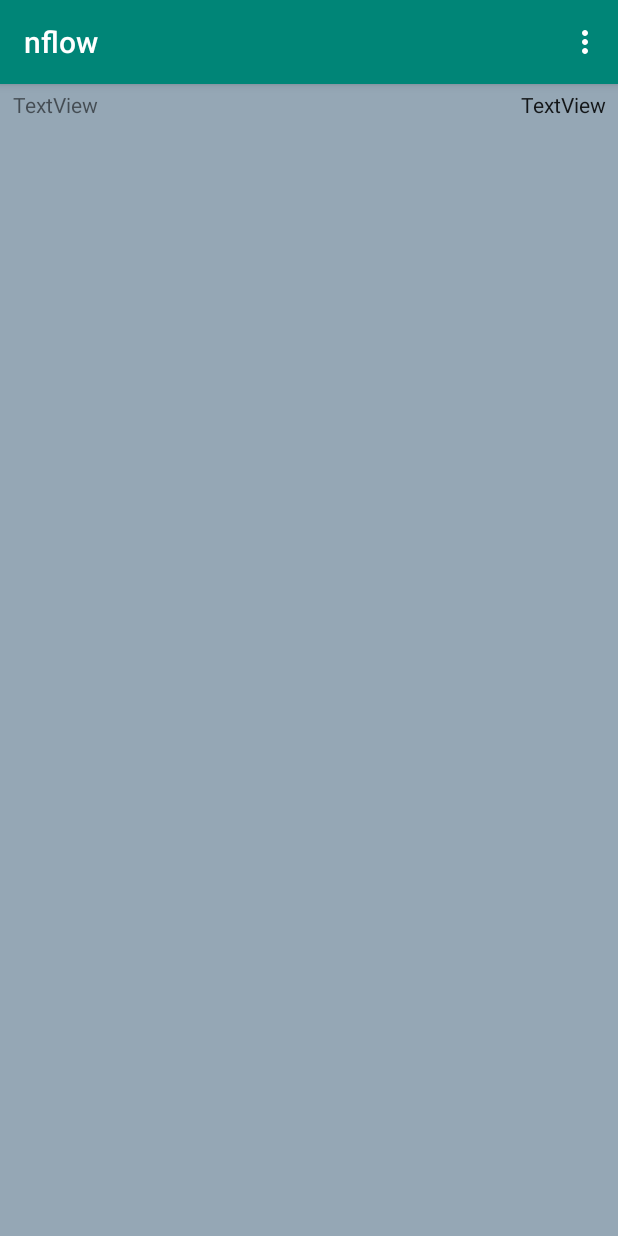
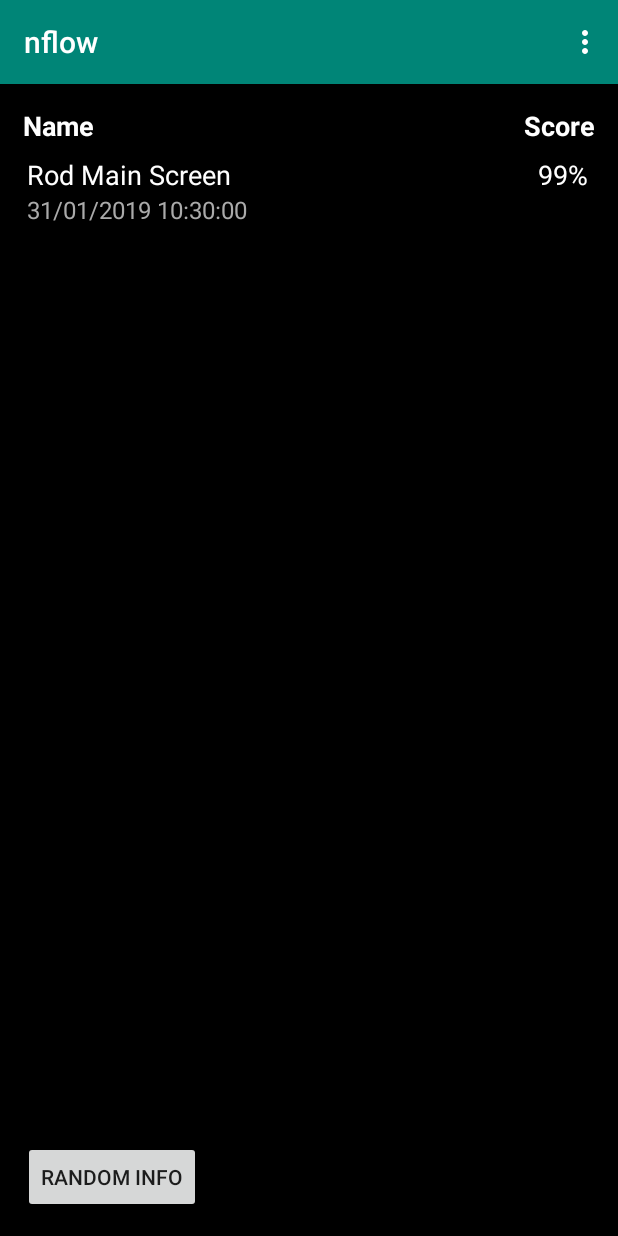
Before and after one commit to RodjFlores/Neuroflow, an Android app: the screen it shows after launch (MainActivity), on a phone screen of 412 x 824 dp. Run offline under Robolectric (Android 15) with nearby library versions, the phone set to English and light mode, and no system bars.

Commit message:
finished random

```diff
--- a/app/build.gradle
+++ b/app/build.gradle
@@ -4,7 +4,7 @@ android {
     compileSdkVersion 28
     defaultConfig {
         applicationId "com.example.nflow"
-        minSdkVersion 15
+        minSdkVersion 24
         targetSdkVersion 28
         versionCode 1
         versionName "1.0"
@@ -26,4 +26,5 @@ dependencies {
     testImplementation 'junit:junit:4.12'
     androidTestImplementation 'com.android.support.test:runner:1.0.2'
     androidTestImplementation 'com.android.support.test.espresso:espresso-core:3.0.2'
+    implementation 'com.android.support:recyclerview-v7:28.0.0'
 }
--- a/app/src/main/AndroidManifest.xml
+++ b/app/src/main/AndroidManifest.xml
@@ -2,6 +2,7 @@
 <manifest xmlns:android="http://schemas.android.com/apk/res/android"
 package="com.example.nflow">
 
+    <uses-permission android:name="android.permission.INTERNET"/>
 <application
     android:allowBackup="true"
     android:icon="@mipmap/ic_launcher"
--- /dev/null
+++ b/app/src/main/java/com/example/nflow/Info.java
@@ -0,0 +1,23 @@
+package com.example.nflow;
+
+
+import android.icu.text.DateFormat;
+import android.icu.text.SimpleDateFormat;
+import java.util.Date;
+
+public class Info extends MainActivity {
+    String name;
+    String score;
+    String date;
+
+
+    Info(String n, int s, long d){
+        this.name = n;
+        this.score = Integer.toString(s);
+
+        DateFormat simple = new SimpleDateFormat("dd/MM/yyyy HH:mm:ss");
+        Date result = new Date(d);
+
+        this.date = simple.format(result);
+    }
+}
--- a/app/src/main/java/com/example/nflow/MainActivity.java
+++ b/app/src/main/java/com/example/nflow/MainActivity.java
@@ -4,12 +4,27 @@ import android.os.Bundle;
 import android.support.design.widget.FloatingActionButton;
 import android.support.design.widget.Snackbar;
 import android.support.v7.app.AppCompatActivity;
+import android.support.v7.widget.LinearLayoutManager;
+import android.support.v7.widget.RecyclerView;
 import android.support.v7.widget.Toolbar;
+import android.util.Log;
 import android.view.View;
 import android.view.Menu;
 import android.view.MenuItem;
+import android.widget.RelativeLayout;
+import android.widget.TextView;
+
+import java.lang.reflect.Array;
+import java.util.ArrayList;
+import java.util.List;
 
 public class MainActivity extends AppCompatActivity {
+
+    private static final String TAG = "MyActivity";
+
+    public ArrayList<Info> mInfo = new ArrayList<>();
+    public ArrayList<Info> mInfo2 = new ArrayList<>();
+
 
     @Override
     protected void onCreate(Bundle savedInstanceState) {
@@ -18,6 +33,48 @@ public class MainActivity extends AppCompatActivity {
         Toolbar toolbar = findViewById(R.id.toolbar);
         setSupportActionBar(toolbar);
 
+        initInfo(); //local data set
+
+        long unixTime = System.currentTimeMillis();
+        Info p1 = new Info("Rod Main Screen",99, unixTime);
+        mInfo2.add(p1);
+        initRecyclerView(mInfo2);
+
+        Log.d(TAG,mInfo2.get(0).toString());
+
+
+
+    }
+
+
+
+    //For the random button screen
+
+    private void randomInfo(){
+        double roll = Math.random() * mInfo.size();
+        int randomIndex = (int) roll;
+
+
+        ArrayList<Info> newList = new ArrayList<>();
+        newList.add(mInfo.get(randomIndex));
+        initRecyclerView(newList);
+
+    }
+    private void initInfo(){
+        mInfo.add(new Info("Tory",100, 1536341851000L));
+        mInfo.add(new Info("Ryan",90, 1537777851000L));
+        mInfo.add(new Info("Andres",80, 1999341851000L));
+        //initRecyclerView();
+    }
+    private void initRecyclerView(ArrayList<Info> info){
+        RecyclerView recyclerView = findViewById(R.id.my_recycler_view);
+        RecyclerViewAdapter adapter = new RecyclerViewAdapter(info,this );
+        recyclerView.setAdapter(adapter);
+        recyclerView.setLayoutManager(new LinearLayoutManager(this));
+    }
+
+    public void randomButton(View view){
+        randomInfo();
     }
 
     @Override
@@ -41,4 +98,8 @@ public class MainActivity extends AppCompatActivity {
 
         return super.onOptionsItemSelected(item);
     }
+
+
+
+
 }
--- /dev/null
+++ b/app/src/main/java/com/example/nflow/RecyclerViewAdapter.java
@@ -0,0 +1,75 @@
+package com.example.nflow;
+
+import android.content.Context;
+import android.support.annotation.NonNull;
+import android.support.v7.widget.RecyclerView;
+import android.util.Log;
+import android.view.LayoutInflater;
+import android.view.View;
+import android.view.ViewGroup;
+import android.widget.RelativeLayout;
+import android.widget.TextView;
+import android.widget.Toast;
+
+import java.util.ArrayList;
+
+import static android.content.ContentValues.TAG;
+
+public class RecyclerViewAdapter extends RecyclerView.Adapter<RecyclerViewAdapter.ViewHolder> {
+
+    public ArrayList<Info> infoList = new ArrayList<Info>();
+    public Context mContext;
+
+    public RecyclerViewAdapter(ArrayList<Info> infoList, Context mContext) {
+        this.infoList = infoList;
+        this.mContext = mContext;
+    }
+
+    @NonNull
+    @Override
+    public ViewHolder onCreateViewHolder(@NonNull ViewGroup parent, int viewType) {
+        View view = LayoutInflater.from(parent.getContext()).inflate(R.layout.list_layout,parent,false);
+        ViewHolder holder = new ViewHolder(view);
+        return holder;
+    }
+
+    @Override
+    public void onBindViewHolder(@NonNull ViewHolder holder, final int position) {
+        Log.d(TAG,"onBind: Called");
+
+        holder.tvName.setText(infoList.get(position).name);
+        holder.tvScore.setText(infoList.get(position).score + "%");
+        holder.tvDate.setText(infoList.get(position).date);
+
+        holder.parentLayout.setOnClickListener( new View.OnClickListener(){
+            @Override
+            public void onClick(View view){
+                Log.d(TAG,"Clicked: " + infoList.get(position));
+                Toast.makeText(mContext,infoList.get(position).name +" "+ infoList.get(position).score + infoList.get(position).date ,Toast.LENGTH_SHORT).show();
+            }
+        });
+
+    }
+
+    @Override
+    public int getItemCount() {
+        return infoList.size();
+    }
+
+    public class ViewHolder extends RecyclerView.ViewHolder{
+
+        TextView tvName;
+        TextView tvScore;
+        TextView tvDate;
+        RelativeLayout parentLayout;
+
+        public ViewHolder(@NonNull View itemView) {
+            super(itemView);
+            tvName = itemView.findViewById(R.id.Name);
+            tvScore = itemView.findViewById(R.id.Score);
+            tvDate = itemView.findViewById(R.id.Date);
+            parentLayout = itemView.findViewById(R.id.parent_layout);
+
+        }
+    }
+}
--- a/app/src/main/res/layout/activity_main.xml
+++ b/app/src/main/res/layout/activity_main.xml
@@ -4,7 +4,7 @@
     xmlns:tools="http://schemas.android.com/tools"
     android:layout_width="match_parent"
     android:layout_height="match_parent"
-    android:background="#95A7b5"
+    android:background="#000000"
     tools:context=".MainActivity">
 
     <android.support.design.widget.AppBarLayout
--- a/app/src/main/res/layout/content_main.xml
+++ b/app/src/main/res/layout/content_main.xml
@@ -1,50 +1,67 @@
 <?xml version="1.0" encoding="utf-8"?>
-<android.support.constraint.ConstraintLayout xmlns:android="http://schemas.android.com/apk/res/android"
+<RelativeLayout xmlns:android="http://schemas.android.com/apk/res/android"
     xmlns:app="http://schemas.android.com/apk/res-auto"
     xmlns:tools="http://schemas.android.com/tools"
     android:layout_width="match_parent"
     android:layout_height="match_parent"
+    android:numColumns="2"
 
     app:layout_behavior="@string/appbar_scrolling_view_behavior"
     tools:context=".MainActivity"
     tools:showIn="@layout/activity_main">
 
-    <TableLayout
-        android:layout_width="395dp"
-        android:layout_height="18dp"
-        android:stretchColumns="1"
-        android:layout_marginTop="4dp"
+
+    <android.support.v7.widget.RecyclerView
+        android:id="@+id/my_recycler_view"
+        android:layout_width="394dp"
+        android:layout_height="578dp"
+        android:layout_alignParentTop="true"
+        android:layout_marginStart="8dp"
+        android:layout_marginTop="38dp"
         android:layout_marginEnd="8dp"
-        android:layout_marginRight="8dp"
+        android:layout_marginBottom="20dp"
+        app:layout_constraintBottom_toBottomOf="parent"
         app:layout_constraintEnd_toEndOf="parent"
-        app:layout_constraintTop_toTopOf="parent">
+        app:layout_constraintStart_toStartOf="parent">
 
-        <TableRow
-            android:id="@+id/headerRow"
-            android:layout_width="match_parent"
-            android:layout_height="match_parent">
+    </android.support.v7.widget.RecyclerView>
 
     <TextView
-                android:id="@+id/textView2"
-                android:layout_column="1"
+        android:id="@+id/textView8"
         android:layout_width="wrap_content"
         android:layout_height="wrap_content"
-                android:text="TextView" />
+        android:layout_alignParentStart="true"
+        android:layout_alignParentTop="true"
+        android:layout_marginStart="15dp"
+        android:layout_marginTop="15dp"
+        android:text="Name"
+        android:textColor="@android:color/white"
+        android:textSize="18sp"
+        android:textStyle="bold" />
 
     <TextView
-                android:id="@+id/headerName"
-                android:layout_column="1"
+        android:id="@+id/textView10"
         android:layout_width="wrap_content"
         android:layout_height="wrap_content"
-                android:text="TextView"
-                android:textAppearance="@style/TextAppearance.AppCompat" />
+        android:layout_alignParentTop="true"
+        android:layout_alignParentEnd="true"
+        android:layout_marginTop="15dp"
+        android:layout_marginEnd="15dp"
+        android:text="Score"
+        android:textColor="@android:color/white"
+        android:textSize="18sp"
+        android:textStyle="bold" />
 
-        </TableRow>
+    <Button
+        android:id="@+id/button"
+        android:layout_width="wrap_content"
+        android:layout_height="wrap_content"
+        android:layout_alignParentStart="true"
+        android:layout_alignParentBottom="true"
+        android:layout_marginStart="15dp"
+        android:layout_marginBottom="15dp"
+        android:onClick="randomButton"
+        android:text="Random Info" />
 
-        <TableRow
-            android:layout_width="match_parent"
-            android:layout_height="match_parent" />
 
-    </TableLayout>
-
-</android.support.constraint.ConstraintLayout>
+</RelativeLayout>
--- /dev/null
+++ b/app/src/main/res/layout/list_layout.xml
@@ -0,0 +1,36 @@
+<?xml version="1.0" encoding="utf-8"?>
+<RelativeLayout
+    xmlns:android="http://schemas.android.com/apk/res/android"
+    android:layout_width="match_parent"
+    android:layout_height="wrap_content"
+    android:padding="10dp"
+    android:background="#000000"
+    android:id="@+id/parent_layout"
+    >
+
+    <TextView
+        android:id="@+id/Name"
+        android:layout_width="match_parent"
+        android:layout_height="wrap_content"
+        android:text="Name"
+        android:textColor="@android:color/white"
+        android:textSize="18sp" />
+    <TextView
+        android:id="@+id/Date"
+        android:layout_width="match_parent"
+        android:layout_height="wrap_content"
+        android:text="Date"
+        android:textColor="@android:color/darker_gray"
+        android:textSize="16sp"
+        android:layout_below="@+id/Name"/>
+
+    <TextView
+        android:id="@+id/Score"
+        android:layout_width="wrap_content"
+        android:layout_height="wrap_content"
+        android:layout_alignEnd="@+id/Name"
+        android:text="100%"
+        android:textColor="@android:color/white"
+        android:textSize="18sp" />
+
+</RelativeLayout>
--- a/app/src/main/res/values/strings.xml
+++ b/app/src/main/res/values/strings.xml
@@ -1,4 +1,5 @@
 <resources>
     <string name="app_name">nflow</string>
     <string name="action_settings">Settings</string>
+    <string name="headerName">Name</string>
 </resources>
```
Lines whose indentation alone changed are shown as unchanged.
